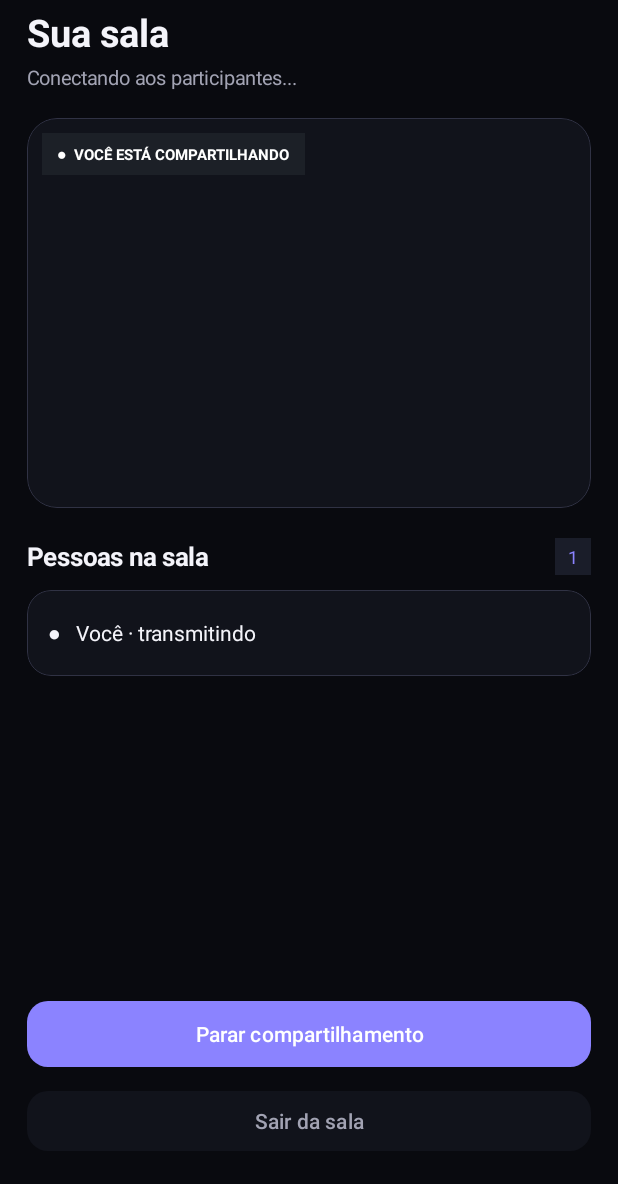
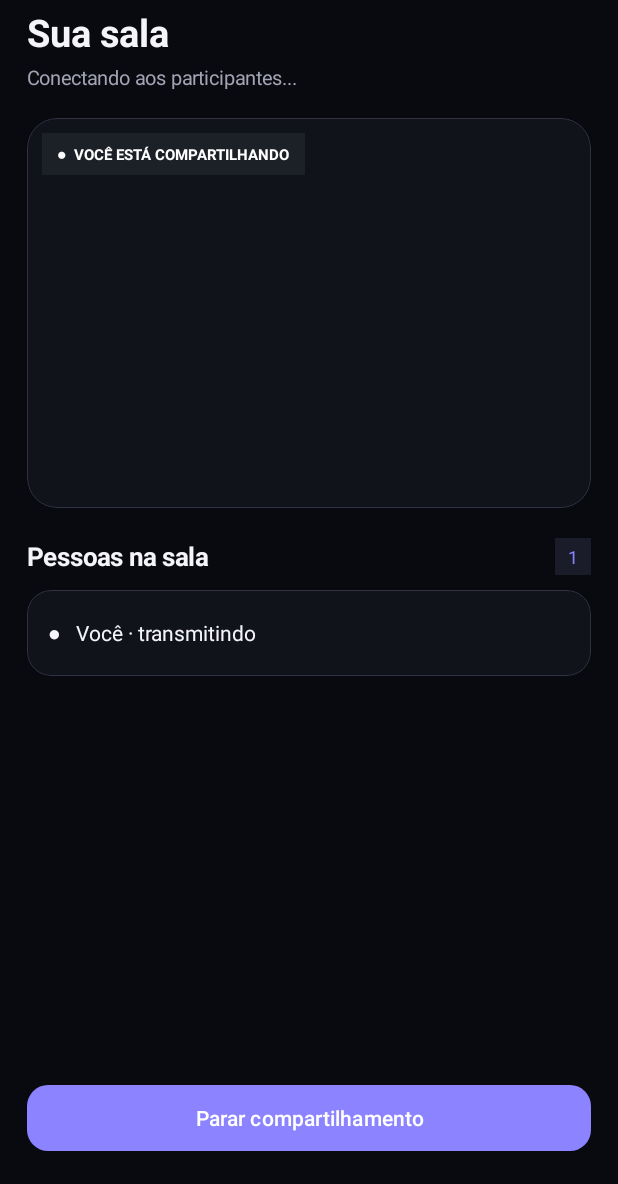
Before and after one commit to MeliRzn/elfi-app, an Android app: the WatchRoomActivity screen opened directly, with no data from a screen before it, on a phone screen of 412 x 824 dp, the part 52-1236 px from its top. Run offline under Robolectric (Android 15) with nearby library versions, the phone set to English and light mode, and no system bars; libraries missing offline, so code that uses them is left out: org.webrtc; 4 statements that could not run were skipped.

Commit message:
Remove duplicate room exit action

```diff
--- a/app/src/main/java/com/elfaris/watch/WatchRoomActivity.kt
+++ b/app/src/main/java/com/elfaris/watch/WatchRoomActivity.kt
@@ -175,16 +175,6 @@ class WatchRoomActivity : AppCompatActivity() {
             setOnClickListener { stopAndLeave() }
         }
         root.addView(stop, params(top = 16))
-        val leave = MaterialButton(this).apply {
-            text = "Sair da sala"
-            isAllCaps = false
-            cornerRadius = dp(14)
-            minimumHeight = dp(48)
-            backgroundTintList = android.content.res.ColorStateList.valueOf(ContextCompat.getColor(this@WatchRoomActivity, R.color.watch_surface))
-            setTextColor(ContextCompat.getColor(this@WatchRoomActivity, R.color.watch_muted))
-            setOnClickListener { stopAndLeave() }
-        }
-        root.addView(leave, params(top = 8))
         setContentView(root)
         renderParticipants("[\"Você · transmitindo\"]")
     }
```
